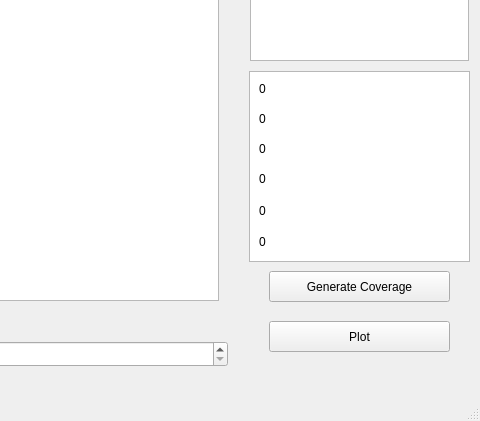
The window that ieee80211g.ui (amatepl/RayTracing2019) describes before a commit, drawn with Qt 5; both pictures show x 801 to 1281 and y 286 to 707 of the 1281 by 707 pixel window.
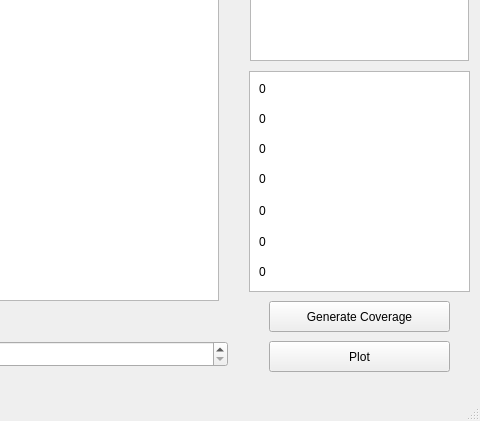
The same window after the commit. Icons and pictures are not drawn.

Commit message: Coherence time

The edit to the form file:
```diff
--- a/ieee80211g.ui
+++ b/ieee80211g.ui
@@ -137,7 +137,7 @@
     <property name="geometry">
      <rect>
       <x>1070</x>
-      <y>540</y>
+      <y>570</y>
       <width>181</width>
       <height>31</height>
      </rect>
@@ -178,15 +178,15 @@
       <x>1050</x>
       <y>340</y>
       <width>221</width>
-      <height>191</height>
+      <height>221</height>
      </rect>
     </property>
     <property name="html">
      <string>&lt;!DOCTYPE HTML PUBLIC &quot;-//W3C//DTD HTML 4.0//EN&quot; &quot;http://www.w3.org/TR/REC-html40/strict.dtd&quot;&gt;
 &lt;html&gt;&lt;head&gt;&lt;meta name=&quot;qrichtext&quot; content=&quot;1&quot; /&gt;&lt;style type=&quot;text/css&quot;&gt;
 p, li { white-space: pre-wrap; }
-&lt;/style&gt;&lt;/head&gt;&lt;body style=&quot; font-family:'Sans Serif'; font-size:9pt; font-weight:400; font-style:normal;&quot;&gt;
-&lt;p style=&quot;-qt-paragraph-type:empty; margin-top:0px; margin-bottom:0px; margin-left:0px; margin-right:0px; -qt-block-indent:0; text-indent:0px;&quot;&gt;&lt;br /&gt;&lt;/p&gt;&lt;/body&gt;&lt;/html&gt;</string>
+&lt;/style&gt;&lt;/head&gt;&lt;body style=&quot; font-family:'Ubuntu'; font-size:11pt; font-weight:400; font-style:normal;&quot;&gt;
+&lt;p style=&quot;-qt-paragraph-type:empty; margin-top:0px; margin-bottom:0px; margin-left:0px; margin-right:0px; -qt-block-indent:0; text-indent:0px; font-family:'Sans Serif'; font-size:9pt;&quot;&gt;&lt;br /&gt;&lt;/p&gt;&lt;/body&gt;&lt;/html&gt;</string>
     </property>
    </widget>
    <widget class="QLabel" name="Prx">
@@ -232,7 +232,7 @@
     <property name="geometry">
      <rect>
       <x>1070</x>
-      <y>590</y>
+      <y>610</y>
       <width>181</width>
       <height>31</height>
      </rect>
@@ -416,8 +416,8 @@
      <string>&lt;!DOCTYPE HTML PUBLIC &quot;-//W3C//DTD HTML 4.0//EN&quot; &quot;http://www.w3.org/TR/REC-html40/strict.dtd&quot;&gt;
 &lt;html&gt;&lt;head&gt;&lt;meta name=&quot;qrichtext&quot; content=&quot;1&quot; /&gt;&lt;style type=&quot;text/css&quot;&gt;
 p, li { white-space: pre-wrap; }
-&lt;/style&gt;&lt;/head&gt;&lt;body style=&quot; font-family:'Sans Serif'; font-size:9pt; font-weight:400; font-style:normal;&quot;&gt;
-&lt;p style=&quot;-qt-paragraph-type:empty; margin-top:0px; margin-bottom:0px; margin-left:0px; margin-right:0px; -qt-block-indent:0; text-indent:0px; font-family:'Ubuntu'; font-size:11pt;&quot;&gt;&lt;br /&gt;&lt;/p&gt;&lt;/body&gt;&lt;/html&gt;</string>
+&lt;/style&gt;&lt;/head&gt;&lt;body style=&quot; font-family:'Ubuntu'; font-size:11pt; font-weight:400; font-style:normal;&quot;&gt;
+&lt;p style=&quot;-qt-paragraph-type:empty; margin-top:0px; margin-bottom:0px; margin-left:0px; margin-right:0px; -qt-block-indent:0; text-indent:0px;&quot;&gt;&lt;br /&gt;&lt;/p&gt;&lt;/body&gt;&lt;/html&gt;</string>
     </property>
    </widget>
    <widget class="QLabel" name="SNR">
@@ -446,6 +446,19 @@
      <string>0</string>
     </property>
    </widget>
+   <widget class="QLabel" name="coherTime">
+    <property name="geometry">
+     <rect>
+      <x>1060</x>
+      <y>530</y>
+      <width>201</width>
+      <height>21</height>
+     </rect>
+    </property>
+    <property name="text">
+     <string>0</string>
+    </property>
+   </widget>
    <zorder>label_3</zorder>
    <zorder>powerResultSpinBox</zorder>
    <zorder>label_4</zorder>
@@ -470,6 +483,7 @@
    <zorder>indu</zorder>
    <zorder>SNR</zorder>
    <zorder>Ptx</zorder>
+   <zorder>coherTime</zorder>
   </widget>
   <widget class="QMenuBar" name="menuBar">
    <property name="geometry">
@@ -477,7 +491,7 @@
      <x>0</x>
      <y>0</y>
      <width>1281</width>
-     <height>20</height>
+     <height>22</height>
     </rect>
    </property>
   </widget>
```
The commit also changes 4 other files.
